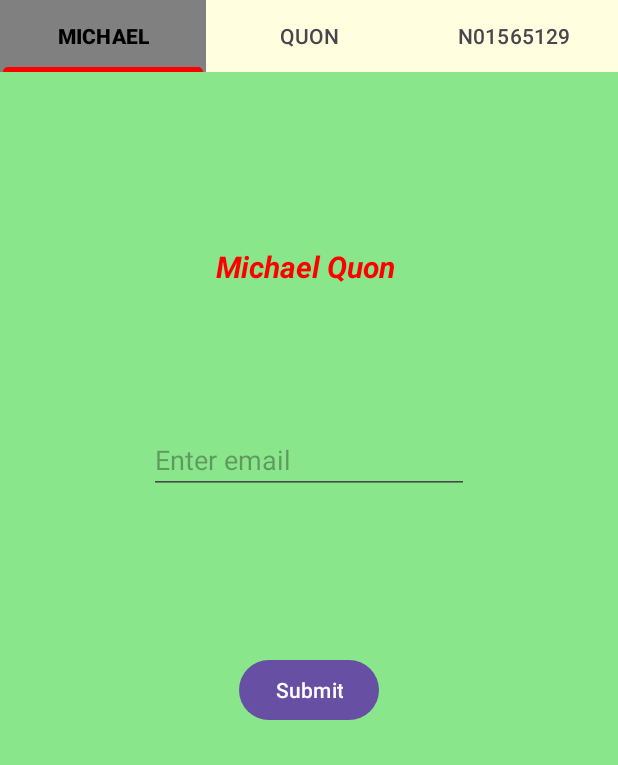
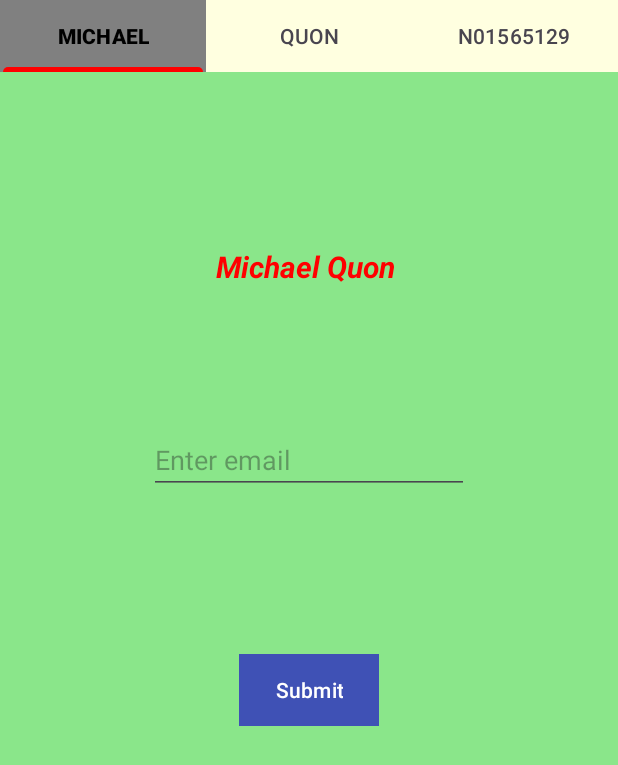
Before and after one commit to Michael-Quon/Android-Studio-MidTerm, an Android app: the screen it shows after launch (QuonActivity), on a phone screen of 412 x 824 dp. Shown: the top 765 px of the screen. Run offline under Robolectric (Android 15) with nearby library versions, the phone set to English and light mode, and no system bars.

Commit message:
Set the button color to blue, and the text to white

```diff
--- a/MichaelModuleMid/src/main/res/layout/fragment_michael.xml
+++ b/MichaelModuleMid/src/main/res/layout/fragment_michael.xml
@@ -39,12 +39,11 @@
         android:layout_height="wrap_content"
         android:layout_marginTop="388dp"
         android:text="@string/submit"
+        android:background="@color/blue"
+        android:textColor="@color/white"
         app:layout_constraintEnd_toEndOf="parent"
         app:layout_constraintHorizontal_bias="0.5"
         app:layout_constraintStart_toStartOf="parent"
         app:layout_constraintTop_toTopOf="parent" />
 
-
-
-
 </androidx.constraintlayout.widget.ConstraintLayout>
--- a/MichaelModuleMid/src/main/res/values/colors.xml
+++ b/MichaelModuleMid/src/main/res/values/colors.xml
@@ -15,5 +15,6 @@
     <color name="light_green">#8AE68A</color>
     <color name="light_blue">#A7D7F6</color>
     <color name="light_red">#F6454A</color>
+    <color name="blue">#0000FF</color>
 
 </resources>
--- a/MichaelModuleMid/src/main/res/values/strings.xml
+++ b/MichaelModuleMid/src/main/res/values/strings.xml
@@ -1,3 +1,4 @@
+<!-- Michael Quon N01565129 -->
 <resources>
     <string name="app_name">MichaelMidTerm</string>
     <!-- TODO: Remove or change this placeholder text -->
--- a/MichaelModuleMid/src/main/res/values/themes.xml
+++ b/MichaelModuleMid/src/main/res/values/themes.xml
@@ -3,10 +3,7 @@
     <style name="Base.Theme.MichaelMidTerm" parent="Theme.Material3.DayNight.NoActionBar">
         <!-- Customize your light theme here. -->
         <!-- <item name="colorPrimary">@color/my_light_primary</item> -->
-    </style>
-
-    <style name="AppTheme" parent="Theme.AppCompat.Light.NoActionBar">
-        <!-- Customize your theme here. -->
+        <item name="color">@color/blue</item>
         <item name="colorPrimary">@color/colorPrimary</item>
         <item name="colorPrimaryDark">@color/colorPrimaryDark</item>
         <item name="colorAccent">@color/colorAccent</item>
```
